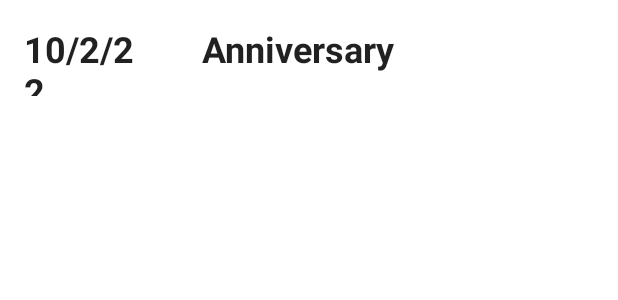
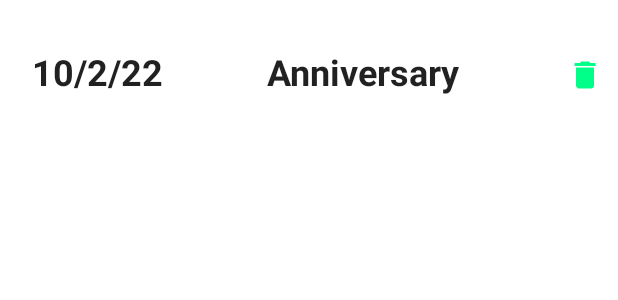
Before and after one commit to ThompsonSeamus/DayPlanner, an Android app: the layout fragment_event_list_item.xml on its own in the app's theme, with its tools: preview values and no code run, on a phone screen of 412 x 824 dp. Shown: the top 300 px of the screen. Run offline under Robolectric (Android 15) with nearby library versions, the phone set to English and light mode, and no system bars.

```diff
--- a/app/src/main/java/com/example/dayplanner/MainActivity.java
+++ b/app/src/main/java/com/example/dayplanner/MainActivity.java
@@ -28,7 +28,7 @@ public class MainActivity extends AppCompatActivity {
     protected void onCreate(Bundle savedInstanceState) {
         super.onCreate(savedInstanceState);
         setContentView(R.layout.activity_main);
-        eventListViewModel = new ViewModelProvider(this, new SavedStateViewModelFactory(this)).get(EventListViewModel.class);
+        eventListViewModel = new ViewModelProvider(this).get(EventListViewModel.class);
     }
 
     public void goToAddEvent(View view){
--- /dev/null
+++ b/app/src/main/res/drawable/ic_baseline_delete_24.xml
@@ -0,0 +1,5 @@
+<vector android:height="24dp" android:tint="#00FF89"
+    android:viewportHeight="24" android:viewportWidth="24"
+    android:width="24dp" xmlns:android="http://schemas.android.com/apk/res/android">
+    <path android:fillColor="@android:color/white" android:pathData="M6,19c0,1.1 0.9,2 2,2h8c1.1,0 2,-0.9 2,-2V7H6v12zM19,4h-3.5l-1,-1h-5l-1,1H5v2h14V4z"/>
+</vector>
--- a/app/src/main/res/layout/activity_add_event.xml
+++ b/app/src/main/res/layout/activity_add_event.xml
@@ -33,7 +33,8 @@
             android:layout_height="wrap_content"
             android:fontFamily="@font/ubuntu_condensed_regular"
             android:hint="@string/date"
-            android:inputType="date"
+            android:imeOptions="actionDone"
+            android:inputType="date|datetime"
             android:textColorHint="#616161"
             android:textSize="34sp"
             tools:layout_editor_absoluteX="-54dp"
--- a/app/src/main/res/layout/fragment_event_list_item.xml
+++ b/app/src/main/res/layout/fragment_event_list_item.xml
@@ -1,13 +1,15 @@
 <?xml version="1.0" encoding="utf-8"?>
 <LinearLayout xmlns:android="http://schemas.android.com/apk/res/android"
+    xmlns:app="http://schemas.android.com/apk/res-auto"
     xmlns:tools="http://schemas.android.com/tools"
     android:layout_width="match_parent"
-    android:layout_height="80dp"
-    android:orientation="horizontal">
+    android:layout_height="100dp"
+    android:orientation="horizontal"
+    android:padding="5dp">
 
     <TextView
         android:id="@+id/eventDate"
-        android:layout_width="0dp"
+        android:layout_width="115dp"
         android:layout_height="wrap_content"
         android:layout_margin="@dimen/text_margin"
         android:layout_weight="1"
@@ -19,8 +21,8 @@
 
     <TextView
         android:id="@+id/eventName"
-        android:layout_width="0dp"
-        android:layout_height="wrap_content"
+        android:layout_width="150dp"
+        android:layout_height="53dp"
         android:layout_margin="@dimen/text_margin"
         android:layout_weight="3"
         android:gravity="center_vertical"
@@ -28,4 +30,13 @@
         android:textSize="24sp"
         android:textStyle="bold"
         tools:text="Anniversary" />
+
+    <ImageButton
+        android:id="@+id/deleteButton"
+        android:layout_width="wrap_content"
+        android:layout_height="wrap_content"
+        android:layout_gravity="center"
+        android:layout_weight="1"
+        android:background="@android:color/transparent"
+        app:srcCompat="@drawable/ic_baseline_delete_24" />
 </LinearLayout>
```
Also changed, not shown: app/src/main/java/com/example/dayplanner/AddEventActivity.java (+38 -1 lines), app/src/main/java/com/example/dayplanner/EventListViewModel.java (+30 -4 lines), app/src/main/java/com/example/dayplanner/EventRecyclerViewAdapter.java (+24 -0 lines), app/src/main/res/drawable/border_event_list_item.xml (added, +11 -0 lines), app/src/main/res/layout/activity_main.xml (+16 -1 lines), app/src/main/res/drawable/pixel_junk_background_edited.jpg (added).
